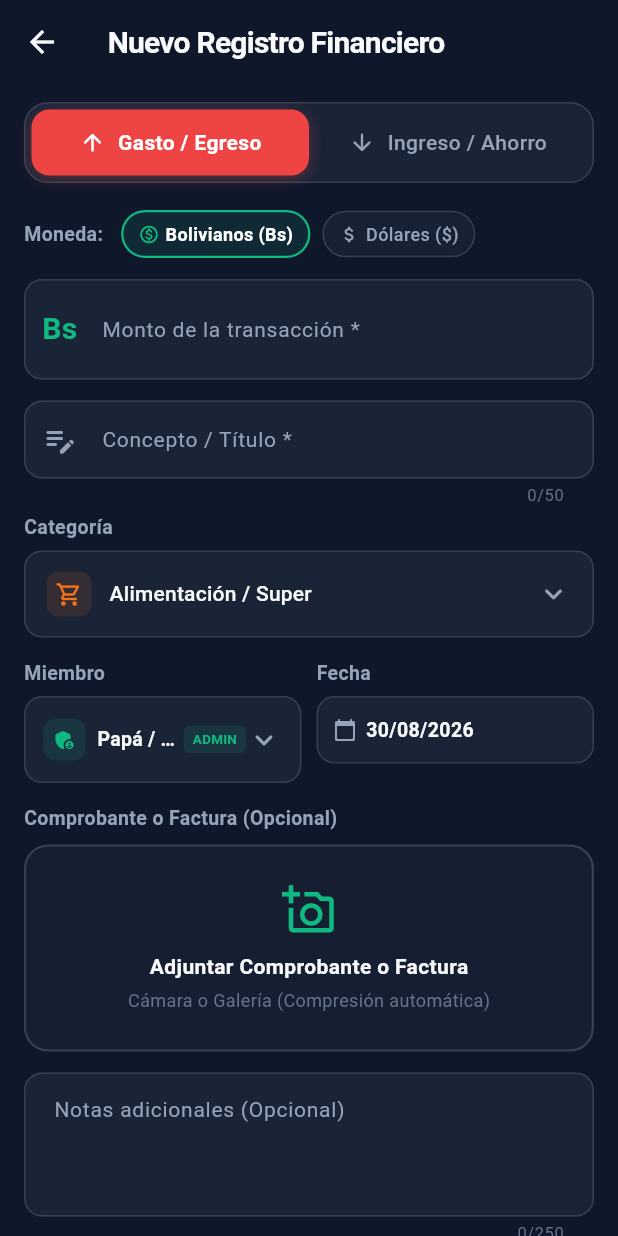
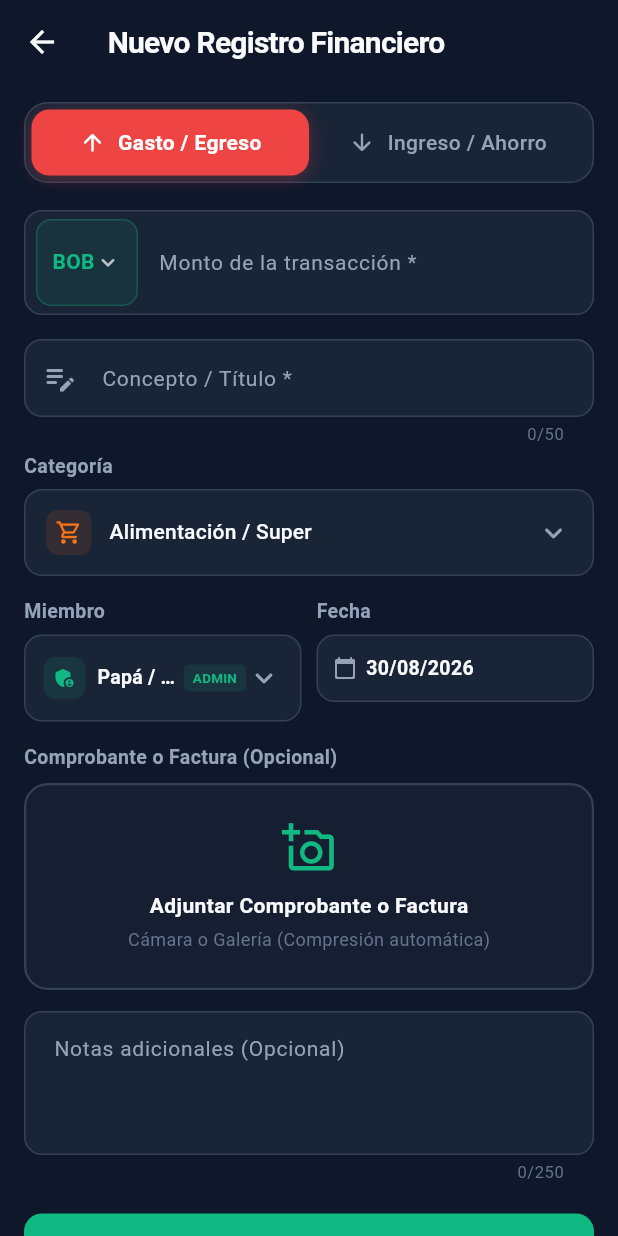
Before and after one commit to RJoel158/AppAuditoriaFinanciera, a Flutter app: the screen it shows after launch, after a tap on "Nuevo Registro", on a phone screen of 412 x 824 dp. Run offline on Flutter 3.47's test engine with Material 3 defaults, Android fonts, the phone set to English and light mode, and no system bars; our stand-ins replace cached_network_image, cloud_firestore, firebase_core, flutter_image_compress, image_picker; accounts and stored records are empty; generated files the repository leaves out were written again; network calls fail.

```diff
--- a/lib/core/utils/currency_formatter.dart
+++ b/lib/core/utils/currency_formatter.dart
@@ -1,8 +1,8 @@
 import 'package:intl/intl.dart';
+import '../../services/exchange_rate_service.dart';
 
 class CurrencyFormatter {
-  // Tipo de cambio referencial USD a Bolivianos (BOB)
-  static const double defaultUsdRate = 6.96;
+  static double get defaultUsdRate => ExchangeRateService.currentRate;
 
   static final NumberFormat _bobFormat = NumberFormat.currency(
     locale: 'es_BO',
@@ -12,7 +12,7 @@ class CurrencyFormatter {
 
   static final NumberFormat _usdFormat = NumberFormat.currency(
     locale: 'en_US',
-    symbol: '\$ ',
+    symbol: 'USD ',
     decimalDigits: 2,
   );
 
@@ -24,24 +24,31 @@ class CurrencyFormatter {
     return _bobFormat.format(amount);
   }
 
-  /// Formatear en Bolivianos compacto (ej. Bs 1.5K, Bs 2.3M)
+  /// Formatear en formato compacto para cifras millonarias
   static String formatCompact(double amount, {String currency = 'BOB'}) {
-    final symbol = currency == 'USD' ? '\$' : 'Bs';
-    if (amount >= 1000000) {
-      return '$symbol ${(amount / 1000000).toStringAsFixed(1)}M';
-    } else if (amount >= 1000) {
-      return '$symbol ${(amount / 1000).toStringAsFixed(1)}K';
+    final symbol = currency == 'USD' ? 'USD' : 'Bs';
+    final absAmount = amount.abs();
+    final sign = amount < 0 ? '-' : '';
+
+    if (absAmount >= 1000000000) {
+      return '$sign$symbol ${(absAmount / 1000000000).toStringAsFixed(2)}B';
+    } else if (absAmount >= 1000000) {
+      return '$sign$symbol ${(absAmount / 1000000).toStringAsFixed(2)}M';
+    } else if (absAmount >= 100000) {
+      return '$sign$symbol ${(absAmount / 1000).toStringAsFixed(1)}K';
     }
-    return '$symbol ${amount.toStringAsFixed(2)}';
+    return format(amount, currency: currency);
   }
 
   /// Convertir USD a BOB
-  static double usdToBob(double usdAmount, {double rate = defaultUsdRate}) {
-    return usdAmount * rate;
+  static double usdToBob(double usdAmount, {double? rate}) {
+    final actualRate = rate ?? ExchangeRateService.currentRate;
+    return usdAmount * actualRate;
   }
 
   /// Convertir BOB a USD
-  static double bobToUsd(double bobAmount, {double rate = defaultUsdRate}) {
-    return rate > 0 ? bobAmount / rate : 0.0;
+  static double bobToUsd(double bobAmount, {double? rate}) {
+    final actualRate = rate ?? ExchangeRateService.currentRate;
+    return actualRate > 0 ? bobAmount / actualRate : 0.0;
   }
 }
--- /dev/null
+++ b/lib/services/exchange_rate_service.dart
@@ -0,0 +1,53 @@
+import 'dart:convert';
+import 'package:http/http.dart' as http;
+
+class ExchangeRateService {
+  // Tasa de cambio por defecto en Bolivia (Mercado actual / Fallback)
+  static const double fallbackRate = 10.50;
+  static double _currentRate = fallbackRate;
+  static DateTime? _lastUpdated;
+
+  static double get currentRate => _currentRate;
+
+  /// Obtener tasa de cambio actualizada (USD a BOB)
+  static Future<double> fetchUsdToBobRate() async {
+    // Si se actualizó hace menos de 1 hora, usar valor en caché
+    if (_lastUpdated != null &&
+        DateTime.now().difference(_lastUpdated!).inHours < 1) {
+      return _currentRate;
+    }
+
+    try {
+      final response = await http
+          .get(Uri.parse('https://open.er-api.com/v6/latest/USD'))
+          .timeout(const Duration(seconds: 4));
+
+      if (response.statusCode == 200) {
+        final data = json.decode(response.body);
+        if (data['rates'] != null && data['rates']['BOB'] != null) {
+          final officialBob = (data['rates']['BOB'] as num).toDouble();
+          // Si la API devuelve la tasa oficial estática (6.85-6.96), usamos el mercado real (10.50)
+          if (officialBob < 8.0) {
+            _currentRate = fallbackRate;
+          } else {
+            _currentRate = officialBob;
+          }
+          _lastUpdated = DateTime.now();
+          return _currentRate;
+        }
+      }
+    } catch (_) {
+      // Si no hay internet o falla la API, usar fallback seguro
+    }
+
+    _currentRate = fallbackRate;
+    return _currentRate;
+  }
+
+  static void setCustomRate(double rate) {
+    if (rate > 0) {
+      _currentRate = rate;
+      _lastUpdated = DateTime.now();
+    }
+  }
+}
--- a/lib/views/home/home_screen.dart
+++ b/lib/views/home/home_screen.dart
@@ -257,18 +257,22 @@ class _HomeScreenState extends State<HomeScreen> {
           // 3. Título de sección de registros
           SliverToBoxAdapter(
             child: Padding(
-              padding: const EdgeInsets.fromLTRB(18, 12, 18, 6),
+              padding: const EdgeInsets.fromLTRB(16, 12, 16, 6),
               child: Row(
-                mainAxisAlignment: MainAxisAlignment.spaceBetween,
                 children: [
-                  const Text(
-                    'Registros y Comprobantes',
-                    style: TextStyle(
-                      color: AppColors.textPrimary,
-                      fontSize: 16,
-                      fontWeight: FontWeight.bold,
+                  const Expanded(
+                    child: Text(
+                      'Registros y Comprobantes',
+                      style: TextStyle(
+                        color: AppColors.textPrimary,
+                        fontSize: 15,
+                        fontWeight: FontWeight.bold,
+                      ),
+                      maxLines: 1,
+                      overflow: TextOverflow.ellipsis,
                     ),
                   ),
+                  const SizedBox(width: 8),
                   Text(
                     'Mostrando $_currentLimit',
                     style: const TextStyle(
@@ -280,6 +284,7 @@ class _HomeScreenState extends State<HomeScreen> {
               ),
             ),
           ),
+
 
           // 4. Lista Reactiva en Tiempo Real con StreamBuilder
           StreamBuilder<List<FinancialRecord>>(
--- a/lib/views/home/widgets/balance_header.dart
+++ b/lib/views/home/widgets/balance_header.dart
@@ -86,13 +86,17 @@ class BalanceHeader extends StatelessWidget {
             ],
           ),
           const SizedBox(height: 12),
-          Text(
+          FittedBox(
+            alignment: Alignment.centerLeft,
+            fit: BoxFit.scaleDown,
+            child: Text(
               CurrencyFormatter.format(balance),
               style: const TextStyle(
                 color: AppColors.textPrimary,
                 fontSize: 32,
                 fontWeight: FontWeight.w800,
                 letterSpacing: -0.5,
+              ),
             ),
           ),
           const SizedBox(height: 20),
--- a/lib/views/home/widgets/record_detail_sheet.dart
+++ b/lib/views/home/widgets/record_detail_sheet.dart
@@ -114,15 +114,20 @@ class RecordDetailSheet extends StatelessWidget {
                       const SizedBox(width: 8),
 
                       // Monto en Bs + Detalle en USD si aplica
-                      Column(
+                      Flexible(
+                        child: Column(
                           crossAxisAlignment: CrossAxisAlignment.end,
                           children: [
-                          Text(
+                            FittedBox(
+                              alignment: Alignment.centerRight,
+                              fit: BoxFit.scaleDown,
+                              child: Text(
                                 '${isIncome ? '+' : '-'}${CurrencyFormatter.format(record.amount)}',
                                 style: TextStyle(
                                   color: color,
                                   fontSize: 18,
                                   fontWeight: FontWeight.w800,
+                                ),
                               ),
                             ),
                             if (record.currency == 'USD')
@@ -134,7 +139,7 @@ class RecordDetailSheet extends StatelessWidget {
                                   borderRadius: BorderRadius.circular(4),
                                 ),
                                 child: Text(
-                                '\$ ${record.originalAmount.toStringAsFixed(2)} USD',
+                                  '${record.originalAmount.toStringAsFixed(2)} USD',
                                   style: const TextStyle(
                                     color: AppColors.accent,
                                     fontSize: 11,
@@ -143,6 +148,7 @@ class RecordDetailSheet extends StatelessWidget {
                                 ),
                               ),
                           ],
+                        ),
                       ),
                     ],
                   ),
--- a/lib/views/home/widgets/record_tile.dart
+++ b/lib/views/home/widgets/record_tile.dart
@@ -25,7 +25,7 @@ class RecordTile extends StatelessWidget {
     final sign = isIncome ? '+' : '-';
 
     return Container(
-      margin: const EdgeInsets.symmetric(horizontal: 16, vertical: 6),
+      margin: const EdgeInsets.symmetric(horizontal: 16, vertical: 5),
       decoration: BoxDecoration(
         color: AppColors.surface,
         borderRadius: BorderRadius.circular(16),
@@ -40,12 +40,13 @@ class RecordTile extends StatelessWidget {
             padding: const EdgeInsets.symmetric(horizontal: 14, vertical: 12),
             child: Row(
               children: [
-                // 1. Icono de Categoría o Miniatura de Comprobante
+                // 1. Icono de Categoría o Miniatura de Comprobante (Fijo)
                 _buildLeadingImageOrIcon(category),
                 const SizedBox(width: 12),
 
                 // 2. Información Principal (Título, Categoría, Fecha)
                 Expanded(
+                  flex: 6,
                   child: Column(
                     crossAxisAlignment: CrossAxisAlignment.start,
                     mainAxisSize: MainAxisSize.min,
@@ -92,6 +93,8 @@ class RecordTile extends StatelessWidget {
                               color: AppColors.textMuted,
                               fontSize: 11,
                             ),
+                            maxLines: 1,
+                            overflow: TextOverflow.ellipsis,
                           ),
                         ],
                       ),
@@ -101,17 +104,24 @@ class RecordTile extends StatelessWidget {
 
                 const SizedBox(width: 8),
 
-                // 3. Monto e Indicador de Comprobante
-                Column(
+                // 3. Monto e Indicador (Escala responsiva sin aplastar el título)
+                Expanded(
+                  flex: 4,
+                  child: Column(
                     crossAxisAlignment: CrossAxisAlignment.end,
                     mainAxisSize: MainAxisSize.min,
                     children: [
-                    Text(
+                      FittedBox(
+                        alignment: Alignment.centerRight,
+                        fit: BoxFit.scaleDown,
+                        child: Text(
                           '$sign${CurrencyFormatter.format(record.amount)}',
                           style: TextStyle(
                             color: color,
                             fontSize: 15,
                             fontWeight: FontWeight.w700,
+                          ),
+                          maxLines: 1,
                         ),
                       ),
                       const SizedBox(height: 4),
@@ -147,6 +157,7 @@ class RecordTile extends StatelessWidget {
                         ),
                     ],
                   ),
+                ),
               ],
             ),
           ),
@@ -165,8 +176,8 @@ class RecordTile extends StatelessWidget {
           return ClipRRect(
             borderRadius: BorderRadius.circular(12),
             child: SizedBox(
-              width: 46,
-              height: 46,
+              width: 44,
+              height: 44,
               child: Image.memory(bytes, fit: BoxFit.cover),
             ),
           );
@@ -176,8 +187,8 @@ class RecordTile extends StatelessWidget {
       return ClipRRect(
         borderRadius: BorderRadius.circular(12),
         child: SizedBox(
-          width: 46,
-          height: 46,
+          width: 44,
+          height: 44,
           child: CachedNetworkImage(
             imageUrl: img,
             fit: BoxFit.cover,
@@ -204,8 +215,8 @@ class RecordTile extends StatelessWidget {
     }
 
     return Container(
-      width: 46,
-      height: 46,
+      width: 44,
+      height: 44,
       decoration: BoxDecoration(
         color: category.color.withAlpha(25),
         borderRadius: BorderRadius.circular(12),
--- a/lib/views/record/add_record_screen.dart
+++ b/lib/views/record/add_record_screen.dart
@@ -8,6 +8,7 @@ import '../../core/constants/app_members.dart';
 import '../../core/utils/currency_formatter.dart';
 import '../../core/utils/image_compressor.dart';
 import '../../models/financial_record.dart';
+import '../../services/exchange_rate_service.dart';
 import '../../services/firestore_service.dart';
 import '../../services/storage_service.dart';
 import 'widgets/category_dropdown.dart';
@@ -38,13 +39,28 @@ class _AddRecordScreenState extends State<AddRecordScreen> {
 
   // Moneda: 'BOB' (Bolivianos) o 'USD' (Dólares)
   String _selectedCurrency = 'BOB';
-  final double _exchangeRate = CurrencyFormatter.defaultUsdRate; // 6.96
+  double _exchangeRate = ExchangeRateService.fallbackRate; // 10.50
 
   File? _selectedImage;
   CompressionResult? _compressionResult;
   bool _isCompressing = false;
   bool _isSaving = false;
   double _uploadProgress = 0.0;
+
+  @override
+  void initState() {
+    super.initState();
+    _loadExchangeRate();
+  }
+
+  Future<void> _loadExchangeRate() async {
+    final rate = await ExchangeRateService.fetchUsdToBobRate();
+    if (mounted) {
+      setState(() {
+        _exchangeRate = rate;
+      });
+    }
+  }
 
   @override
   void dispose() {
@@ -209,7 +225,6 @@ class _AddRecordScreenState extends State<AddRecordScreen> {
 
   @override
   Widget build(BuildContext context) {
-    // Cálculo en vivo de conversión
     final enteredAmount = double.tryParse(_amountController.text.replaceAll(',', '.')) ?? 0.0;
     final convertedAmountBob = CurrencyFormatter.usdToBob(enteredAmount, rate: _exchangeRate);
 
@@ -231,65 +246,77 @@ class _AddRecordScreenState extends State<AddRecordScreen> {
                   ),
                   const SizedBox(height: 18),
 
-                  // 2. Selector de Moneda (Bolivianos Bs / Dólares USD)
-                  Row(
-                    children: [
-                      const Text(
-                        'Moneda:',
-                        style: TextStyle(
-                          color: AppColors.textSecondary,
-                          fontSize: 13,
-                          fontWeight: FontWeight.w600,
-                        ),
-                      ),
-                      const SizedBox(width: 12),
-                      _buildCurrencyChip(
-                        label: 'Bolivianos (Bs)',
-                        code: 'BOB',
-                        icon: Icons.monetization_on_outlined,
-                      ),
-                      const SizedBox(width: 8),
-                      _buildCurrencyChip(
-                        label: 'Dólares (\$)',
-                        code: 'USD',
-                        icon: Icons.attach_money_rounded,
-                      ),
-                    ],
-                  ),
-                  const SizedBox(height: 14),
-
-                  // 3. Campo de Monto ($) con validación y formateo
+                  // 2. Campo de Monto con Selector Integrado (USD / BOB)
                   TextFormField(
                     controller: _amountController,
                     keyboardType: const TextInputType.numberWithOptions(decimal: true),
                     inputFormatters: [
+                      LengthLimitingTextInputFormatter(12),
                       FilteringTextInputFormatter.allow(RegExp(r'^\d+[\.,]?\d{0,2}')),
                     ],
                     onChanged: (_) => setState(() {}),
                     style: const TextStyle(
-                      fontSize: 26,
+                      fontSize: 22,
                       fontWeight: FontWeight.bold,
                       color: AppColors.textPrimary,
                     ),
                     decoration: InputDecoration(
                       labelText: 'Monto de la transacción *',
-                      prefixIcon: Padding(
-                        padding: const EdgeInsets.symmetric(horizontal: 12, vertical: 14),
+                      // Selector elegante BOB / USD integrado
+                      prefixIcon: Container(
+                        margin: const EdgeInsets.only(left: 8, right: 10, top: 6, bottom: 6),
+                        padding: const EdgeInsets.symmetric(horizontal: 10, vertical: 4),
+                        decoration: BoxDecoration(
+                          color: _selectedCurrency == 'USD'
+                              ? AppColors.accent.withAlpha(25)
+                              : AppColors.primary.withAlpha(25),
+                          borderRadius: BorderRadius.circular(10),
+                          border: Border.all(
+                            color: _selectedCurrency == 'USD'
+                                ? AppColors.accent.withAlpha(70)
+                                : AppColors.primary.withAlpha(70),
+                          ),
+                        ),
+                        child: DropdownButtonHideUnderline(
+                          child: DropdownButton<String>(
+                            value: _selectedCurrency,
+                            dropdownColor: AppColors.surface,
+                            icon: const Icon(Icons.keyboard_arrow_down_rounded, size: 18),
+                            items: const [
+                              DropdownMenuItem(
+                                value: 'BOB',
                                 child: Text(
-                          _selectedCurrency == 'USD' ? '\$' : 'Bs',
-                          style: const TextStyle(
-                            fontSize: 20,
+                                  'BOB',
+                                  style: TextStyle(
+                                    color: AppColors.primary,
                                     fontWeight: FontWeight.bold,
-                            color: AppColors.primary,
+                                    fontSize: 14,
+                                  ),
+                                ),
+                              ),
+                              DropdownMenuItem(
+                                value: 'USD',
+                                child: Text(
+                                  'USD',
+                                  style: TextStyle(
+                                    color: AppColors.accent,
+                                    fontWeight: FontWeight.bold,
+                                    fontSize: 14,
+                                  ),
+                                ),
+                              ),
+                            ],
+                            onChanged: (val) {
+                              if (val != null) {
+                                setState(() {
+                                  _selectedCurrency = val;
+                                });
+                              }
+                            },
                           ),
                         ),
                       ),
                       hintText: '0.00',
-                      suffixText: _selectedCurrency,
-                      suffixStyle: const TextStyle(
-                        fontWeight: FontWeight.bold,
-                        color: AppColors.textMuted,
-                      ),
                       contentPadding: const EdgeInsets.symmetric(horizontal: 16, vertical: 14),
                     ),
                     validator: (val) {
@@ -304,29 +331,43 @@ class _AddRecordScreenState extends State<AddRecordScreen> {
                     },
                   ),
 
-                  // Indicador de conversión en vivo si es USD
+                  // Caja de conversión responsiva para USD (Sin desbordamientos)
                   if (_selectedCurrency == 'USD' && enteredAmount > 0) ...[
                     const SizedBox(height: 6),
                     Container(
-                      padding: const EdgeInsets.symmetric(horizontal: 12, vertical: 6),
+                      padding: const EdgeInsets.all(10),
                       decoration: BoxDecoration(
-                        color: AppColors.primary.withAlpha(20),
-                        borderRadius: BorderRadius.circular(8),
-                        border: Border.all(color: AppColors.primary.withAlpha(60)),
+                        color: AppColors.accent.withAlpha(15),
+                        borderRadius: BorderRadius.circular(10),
+                        border: Border.all(color: AppColors.accent.withAlpha(40)),
                       ),
-                      child: Row(
+                      child: Column(
+                        crossAxisAlignment: CrossAxisAlignment.start,
+                        children: [
+                          Row(
                             mainAxisAlignment: MainAxisAlignment.spaceBetween,
                             children: [
                               Text(
-                            'T.C. Referencial: 1 USD = $_exchangeRate Bs',
+                                'T.C. Referencial: 1 USD = ${_exchangeRate.toStringAsFixed(2)} Bs',
                                 style: const TextStyle(color: AppColors.textSecondary, fontSize: 11),
                               ),
-                          Text(
-                            '≈ Bs ${convertedAmountBob.toStringAsFixed(2)}',
+                              const Text(
+                                'Mercado Actual',
+                                style: TextStyle(color: AppColors.textMuted, fontSize: 10),
+                              ),
+                            ],
+                          ),
+                          const SizedBox(height: 4),
+                          FittedBox(
+                            alignment: Alignment.centerLeft,
+                            fit: BoxFit.scaleDown,
+                            child: Text(
+                              '≈ Bs ${NumberFormat("#,##0.00", "es_BO").format(convertedAmountBob)}',
                               style: const TextStyle(
-                              color: AppColors.primaryLight,
-                              fontSize: 12,
+                                color: AppColors.accent,
+                                fontSize: 14,
                                 fontWeight: FontWeight.bold,
+                              ),
                             ),
                           ),
                         ],
@@ -334,9 +375,9 @@ class _AddRecordScreenState extends State<AddRecordScreen> {
                     ),
                   ],
 
-                  const SizedBox(height: 14),
+                  const SizedBox(height: 16),
 
-                  // 4. Título / Concepto (Con límite de 50 caracteres)
+                  // 3. Título / Concepto (Con límite de 50 caracteres)
                   TextFormField(
                     controller: _titleController,
                     maxLength: 50,
@@ -359,7 +400,7 @@ class _AddRecordScreenState extends State<AddRecordScreen> {
                   ),
                   const SizedBox(height: 4),
 
-                  // 5. Selector de Categoría
+                  // 4. Selector de Categoría
                   const Text(
                     'Categoría',
                     style: TextStyle(
@@ -380,7 +421,7 @@ class _AddRecordScreenState extends State<AddRecordScreen> {
                   ),
                   const SizedBox(height: 14),
 
-                  // 6. Selector de Miembro Familiar y Fecha
+                  // 5. Selector de Miembro Familiar y Fecha
                   Row(
                     crossAxisAlignment: CrossAxisAlignment.start,
                     children: [
@@ -459,7 +500,7 @@ class _AddRecordScreenState extends State<AddRecordScreen> {
                   ),
                   const SizedBox(height: 14),
 
-                  // 7. Comprobante fotográfico con compresión
+                  // 6. Comprobante fotográfico con compresión
                   const Text(
                     'Comprobante o Factura (Opcional)',
                     style: TextStyle(
@@ -478,7 +519,7 @@ class _AddRecordScreenState extends State<AddRecordScreen> {
                   ),
                   const SizedBox(height: 14),
 
-                  // 8. Notas adicionales / Descripción (Con límite de 250 caracteres)
+                  // 7. Notas adicionales / Descripción (Con límite de 250 caracteres)
                   TextFormField(
                     controller: _descriptionController,
                     maxLength: 250,
@@ -493,7 +534,7 @@ class _AddRecordScreenState extends State<AddRecordScreen> {
                   ),
                   const SizedBox(height: 20),
 
-                  // 9. Botón de Guardado
+                  // 8. Botón de Guardado
                   ElevatedButton.icon(
                     onPressed: _submitForm,
                     icon: const Icon(Icons.check_circle_outline_rounded),
@@ -503,48 +544,6 @@ class _AddRecordScreenState extends State<AddRecordScreen> {
                     ),
                   ),
                   const SizedBox(height: 32),
-                ],
-              ),
-            ),
-    );
-  }
-
-  Widget _buildCurrencyChip({
-    required String label,
-    required String code,
-    required IconData icon,
-  }) {
-    final isSelected = _selectedCurrency == code;
-    return GestureDetector(
-      onTap: () {
-        setState(() {
-          _selectedCurrency = code;
-        });
-      },
-      child: AnimatedContainer(
-        duration: const Duration(milliseconds: 200),
-        padding: const EdgeInsets.symmetric(horizontal: 10, vertical: 6),
-        decoration: BoxDecoration(
-          color: isSelected ? AppColors.primary.withAlpha(30) : AppColors.surfaceLight.withAlpha(60),
-          borderRadius: BorderRadius.circular(20),
-          border: Border.all(
-            color: isSelected ? AppColors.primary : AppColors.border,
-            width: isSelected ? 1.5 : 1,
-          ),
-        ),
-        child: Row(
-          mainAxisSize: MainAxisSize.min,
-          children: [
-            Icon(icon, size: 14, color: isSelected ? AppColors.primary : AppColors.textSecondary),
-            const SizedBox(width: 4),
-            Text(
-              label,
-              style: TextStyle(
-                color: isSelected ? Colors.white : AppColors.textSecondary,
-                fontSize: 12,
-                fontWeight: isSelected ? FontWeight.bold : FontWeight.w500,
-              ),
-            ),
                 ],
               ),
             ),
--- a/pubspec.yaml
+++ b/pubspec.yaml
@@ -22,6 +22,11 @@ dependencies:
   flutter_image_compress: ^2.4.0
   cached_network_image: ^3.4.1
 
+  # Autenticación y Seguridad
+  local_auth: ^2.3.0
+  shared_preferences: ^2.3.2
+  crypto: ^3.0.6
+
   # Utilidades & Formato
   intl: ^0.20.2
   path: ^1.9.1
```
Also changed, not shown: pubspec.lock, 2 other files. Lines whose indentation alone changed are shown as unchanged.
